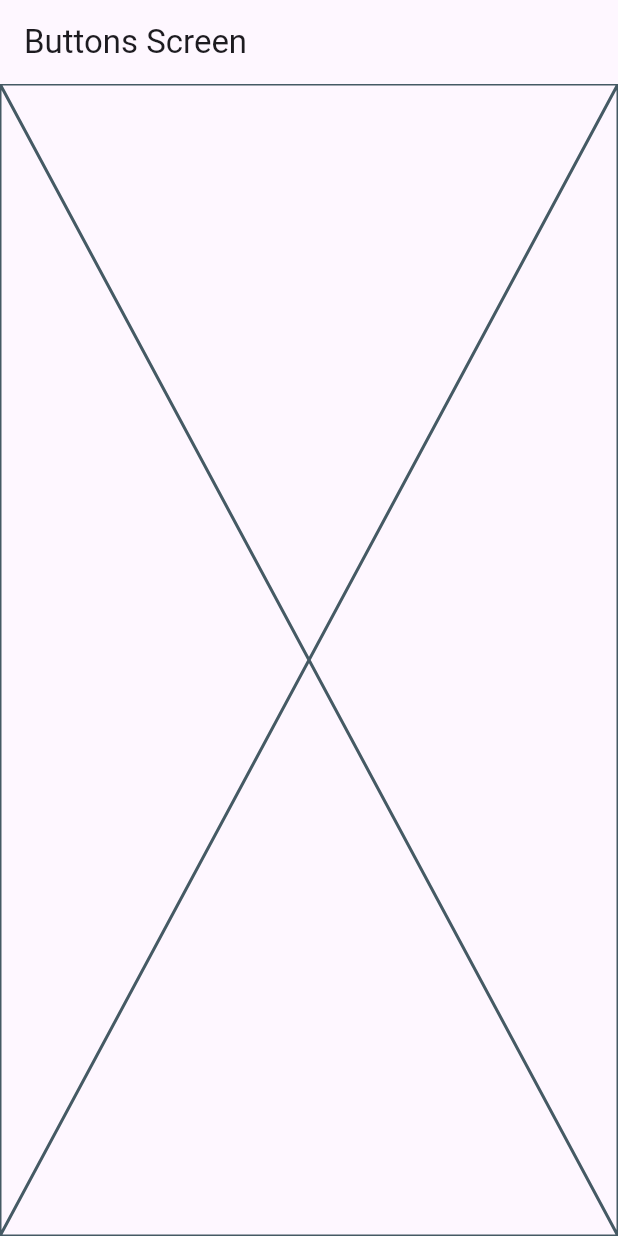
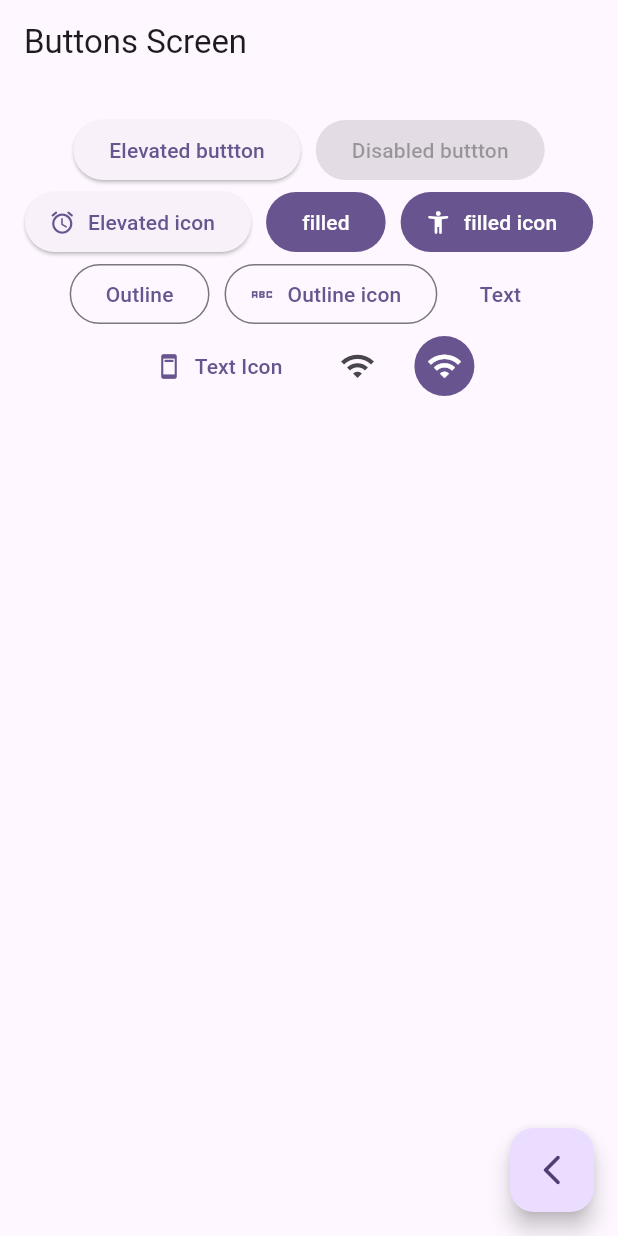
Before and after one commit to josebm01/flutter_widgets_app, a Flutter app: the ButtonsScreen screen opened by its route, on a phone screen of 412 x 824 dp. Run offline on Flutter 3.47's test engine with Material 2 defaults, Android fonts, the phone set to English and light mode, and no system bars; our stand-ins replace go_router.

```diff
--- a/lib/presentation/screens/buttons/buttons_screen.dart
+++ b/lib/presentation/screens/buttons/buttons_screen.dart
@@ -1,4 +1,5 @@
 import 'package:flutter/material.dart';
+import 'package:go_router/go_router.dart';
 
 
 class ButtonsScreen extends StatelessWidget {
@@ -13,7 +14,99 @@ class ButtonsScreen extends StatelessWidget {
       appBar: AppBar(
         title: const Text('Buttons Screen')
       ),
-      body: const Placeholder(),
+      body: const _ButtonsView(),
+      floatingActionButton: FloatingActionButton(
+        child: const Icon(Icons.arrow_back_ios_new_rounded),
+        onPressed: (){
+          //? Salir de la vista
+          context.pop();
+        },
+      ),
     );
   }
 }
+
+class _ButtonsView extends StatelessWidget {
+
+  const _ButtonsView();
+
+  @override
+  Widget build(BuildContext context) {
+
+  final colors = Theme.of( context ).colorScheme;
+
+    return SizedBox(
+      //? Toma toda la dimensión del padre
+      width: double.infinity,
+      child: Padding(
+        padding: const EdgeInsets.symmetric( horizontal: 10, vertical: 20 ),
+        //? Similar a las columnas pero la mantiene hacia abajo si el espacio termina
+        child: Wrap(
+          //? Centrando widgets
+          alignment: WrapAlignment.center,
+          //? Espacio entre los botones
+          spacing: 10,
+          children: [
+            //? Botón
+            ElevatedButton(onPressed: (){}, child: const Text('Elevated buttton')),
+            //? Botón inhabilitado
+            const ElevatedButton(onPressed: null, child: Text('Disabled buttton')),
+
+            //? Botón con ícono
+            ElevatedButton.icon(
+              onPressed: (){},
+              icon: const Icon( Icons.access_alarm_rounded ),
+              label: const Text('Elevated icon')
+            ),
+
+            //? Botón con color relleno
+            FilledButton(onPressed: (){}, child: const Text('filled')),
+
+            //? Botón relleno con ícono
+            FilledButton.icon(
+              onPressed: (){},
+              icon: const Icon( Icons.accessibility_new_rounded),
+              label: const Text('filled icon')
+            ),
+
+            //? Botón con borde
+            OutlinedButton(onPressed: (){}, child: const Text('Outline') ),
+
+            //? Botón con borde e ícono
+            OutlinedButton.icon(
+              onPressed: (){},
+              icon: const Icon( Icons.abc_sharp ),
+              label: const Text('Outline icon')
+            ),
+
+            //? Botones de solo texto
+            TextButton(onPressed: (){}, child: const Text('Text') ),
+
+            TextButton.icon(
+              onPressed: (){},
+              icon: const Icon( Icons.ad_units ),
+              label: const Text('Text Icon')
+            ),
+
+            //? Botón ícono
+            IconButton(onPressed: (){}, icon: const Icon( Icons.wifi_outlined )),
+
+            //? Personalizando color de botón e ícono
+            IconButton(
+              onPressed: (){},
+              icon: const Icon( Icons.wifi_outlined ),
+              style: ButtonStyle(
+                //? Color de botón
+                backgroundColor: MaterialStatePropertyAll( colors.primary ),
+                //? Color de ícono
+                iconColor: const MaterialStatePropertyAll( Colors.white )
+              )
+
+            ),
+
+          ],
+        ),
+      ),
+    );
+  }
+}
--- a/lib/presentation/screens/home/home_screen.dart
+++ b/lib/presentation/screens/home/home_screen.dart
@@ -83,10 +83,10 @@ class _CustomListTile extends StatelessWidget {
           // Navigator.pushNamed(context, menuItem.link);
 
           //? Go router - push para la ruta
-          // context.push( menuItem.link );
+          context.push( menuItem.link );
 
           //? Push named para el nombre de la screen
-          context.pushNamed( CardScreen.name );
+          // context.pushNamed( CardScreen.name );
 
       },
     );
```
